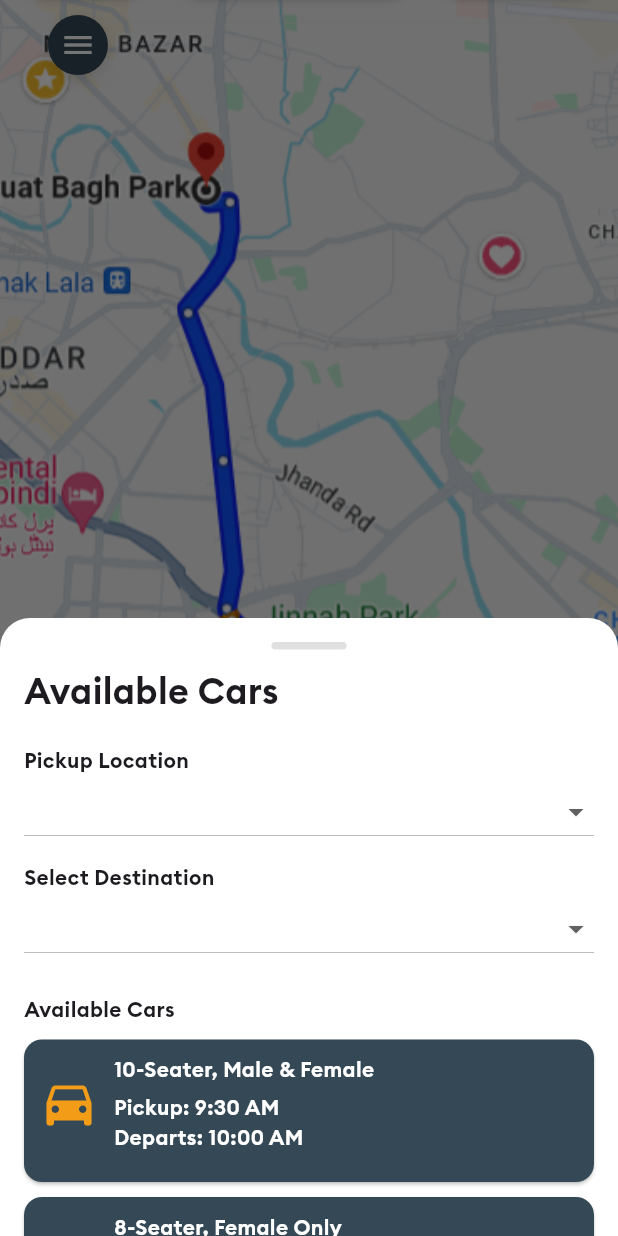
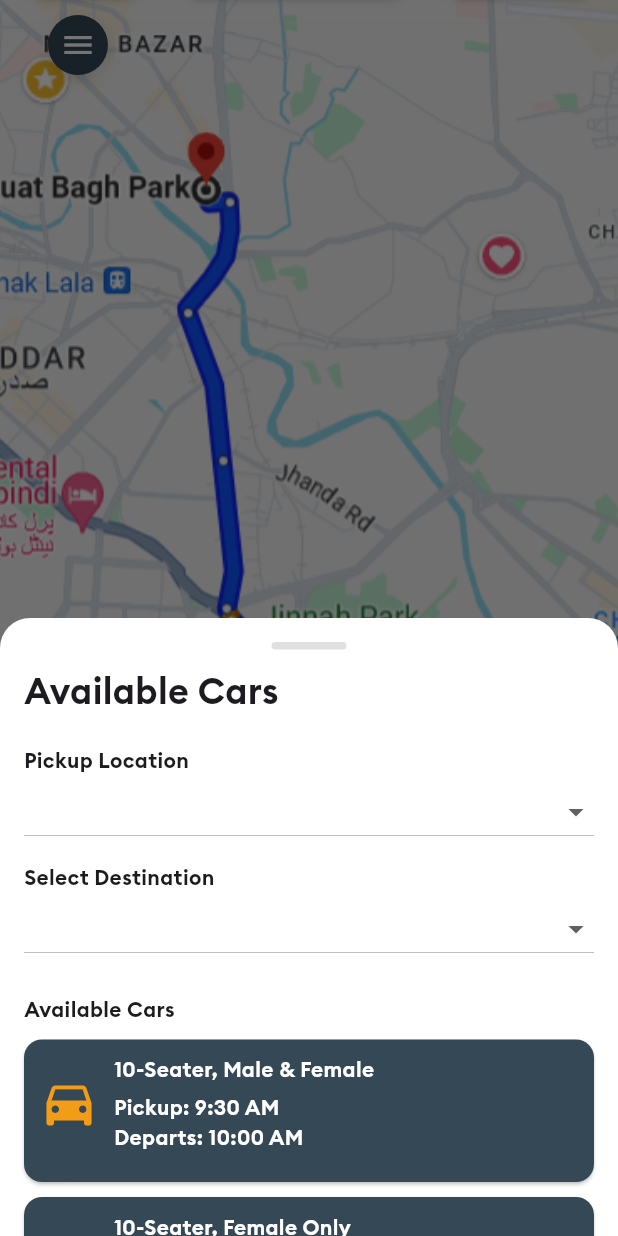
Before and after one commit to Mary-yumm/gomatch, a Flutter app: the screen it shows after launch, after a tap on the "directions car" icon, on a phone screen of 412 x 824 dp. Run offline on Flutter 3.47's test engine with Material 3 defaults, Android fonts, the phone set to English and light mode, and no system bars; our stand-ins replace firebase_auth, firebase_core, firebase_database, fluttertoast, rive; accounts and stored records are empty.

Commit message:
updated home screen bottoms heet

```diff
--- a/lib/screens/home_screen.dart
+++ b/lib/screens/home_screen.dart
@@ -76,10 +76,13 @@
       isDismissible: false,
       enableDrag: true,
       builder: (BuildContext context) {
+        return StatefulBuilder(
+          builder: (BuildContext context, StateSetter setModalState) {
             return GestureDetector(
               behavior: HitTestBehavior.opaque,
               onTap: () {
-            Navigator.of(context).pop(); // Close bottom sheet when tapping outside
+                Navigator.of(context)
+                    .pop(); // Close bottom sheet when tapping outside
               },
               child: Stack(
                 children: [
@@ -120,14 +123,16 @@
                                   const Text(
                                     "Available Cars",
                                     style: TextStyle(
-                                    fontSize: 24, fontWeight: FontWeight.bold),
+                                        fontSize: 24,
+                                        fontWeight: FontWeight.bold),
                                   ),
                                   const SizedBox(height: 20),
 
                                   // Dropdowns for City and Destination
                                   const Text(
                                     "Pickup Location",
-                                style: TextStyle(fontWeight: FontWeight.w600),
+                                    style:
+                                        TextStyle(fontWeight: FontWeight.w600),
                                   ),
                                   DropdownButton<String>(
                                     isExpanded: true,
@@ -143,7 +148,8 @@
                                   const SizedBox(height: 10),
                                   const Text(
                                     "Select Destination",
-                                style: TextStyle(fontWeight: FontWeight.w600),
+                                    style:
+                                        TextStyle(fontWeight: FontWeight.w600),
                                   ),
                                   DropdownButton<String>(
                                     isExpanded: true,
@@ -161,13 +167,16 @@
                                   const SizedBox(height: 20),
                                   const Text(
                                     "Available Cars",
-                                style: TextStyle(fontWeight: FontWeight.bold),
+                                    style:
+                                        TextStyle(fontWeight: FontWeight.bold),
                                   ),
                                   const SizedBox(height: 10),
 
                                   // List of cars available with onTap for details
                                   _buildCarCard(
                                     context,
+                                    setModalState:
+                                        setModalState, // Pass setModalState to manage state inside the modal
                                     index: 0,
                                     carDetails: "10-Seater, Male & Female",
                                     pickupTime: "9:30 AM",
@@ -179,8 +188,10 @@
                                   ),
                                   _buildCarCard(
                                     context,
+                                    setModalState:
+                                        setModalState, // Pass setModalState to manage state inside the modal
                                     index: 1,
-                                carDetails: "8-Seater, Female Only",
+                                    carDetails: "10-Seater, Female Only",
                                     pickupTime: "11:00 AM",
                                     departureTime: "11:30 AM",
                                     driverPhone: "+987654321",
@@ -201,8 +212,9 @@
             );
           },
         );
+      },
+    );
   }
-
 
   // Car Card Widget
   Widget _buildCarCard(BuildContext context,
@@ -213,10 +225,12 @@
       required String driverPhone,
       required bool isKycVerified,
       required int malePassengers,
-      required int femalePassengers}) {
+      required int femalePassengers,
+      required StateSetter setModalState}) {
+    // Add setModalState here
     return GestureDetector(
       onTap: () {
-        setState(() {
+        setModalState(() {
           // Toggle the selected car
           selectedCarIndex = selectedCarIndex == index ? null : index;
         });
@@ -231,8 +245,10 @@
             children: [
               Row(
                 children: [
-                  Icon(Icons.directions_car,
-                      size: 40, color: AppColors.secondaryColor), // Secondary color for icon
+                  const Icon(Icons.directions_car,
+                      size: 40,
+                      color:
+                          AppColors.secondaryColor), // Secondary color for icon
                   const SizedBox(width: 10),
                   Column(
                     crossAxisAlignment: CrossAxisAlignment.start,
@@ -242,8 +258,10 @@
                               fontWeight: FontWeight.w600,
                               color: Colors.white)), // White text
                       const SizedBox(height: 5),
-                      Text("Pickup: $pickupTime", style: const TextStyle(color: Colors.white)),
-                      Text("Departs: $departureTime", style: const TextStyle(color: Colors.white)),
+                      Text("Pickup: $pickupTime",
+                          style: const TextStyle(color: Colors.white)),
+                      Text("Departs: $departureTime",
+                          style: const TextStyle(color: Colors.white)),
                     ],
                   ),
                 ],
@@ -271,14 +289,14 @@
                     Row(
                       children: [
                         const Icon(Icons.verified,
-                            color: Colors.blueAccent, size: 20),
+                            color: Colors.green, size: 20),
                         const SizedBox(width: 5),
                         Text(
-                          isKycVerified ? "Verified (KYC)" : "Unverified",
+                          isKycVerified ? "Verified" : "Unverified",
                           style: TextStyle(
                               fontWeight: FontWeight.w500,
                               color: isKycVerified
-                                  ? Colors.blueAccent
+                                  ? Colors.green
                                   : Colors.redAccent),
                         ),
                       ],
@@ -310,7 +328,8 @@
                       // Implement your book ride logic here
                     },
                     style: ElevatedButton.styleFrom(
-                      backgroundColor : AppColors.secondaryColor, // Button in secondary color
+                      backgroundColor:
+                          AppColors.secondaryColor, // Button in secondary color
                     ),
                     child: const Text(
                       "Book Ride",
```
Lines whose indentation alone changed are shown as unchanged.
